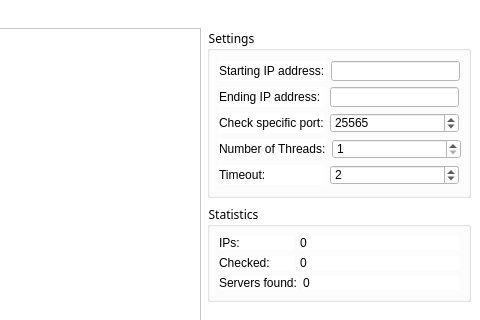
Old version of the form MainWindow.ui in the repository rialbat/MinecraftServerScanner; both pictures show x 402 to 882 and y 0 to 320 of the 882 by 463 pixel window.
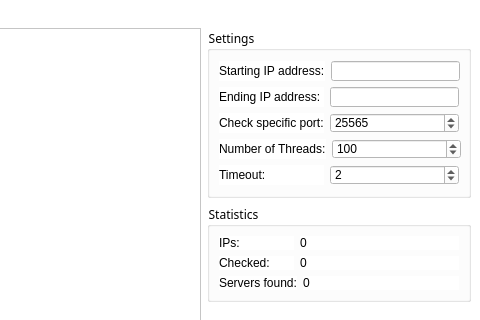
New version of the form. Icons and pictures are not drawn. Custom widgets are drawn as their Qt base class.

The edit to the form file:
```diff
--- a/MainWindow.ui
+++ b/MainWindow.ui
@@ -289,7 +289,10 @@
                   <number>1</number>
                  </property>
                  <property name="maximum">
-                  <number>200</number>
+                  <number>500</number>
+                 </property>
+                 <property name="value">
+                  <number>100</number>
                  </property>
                 </widget>
                </item>
```
